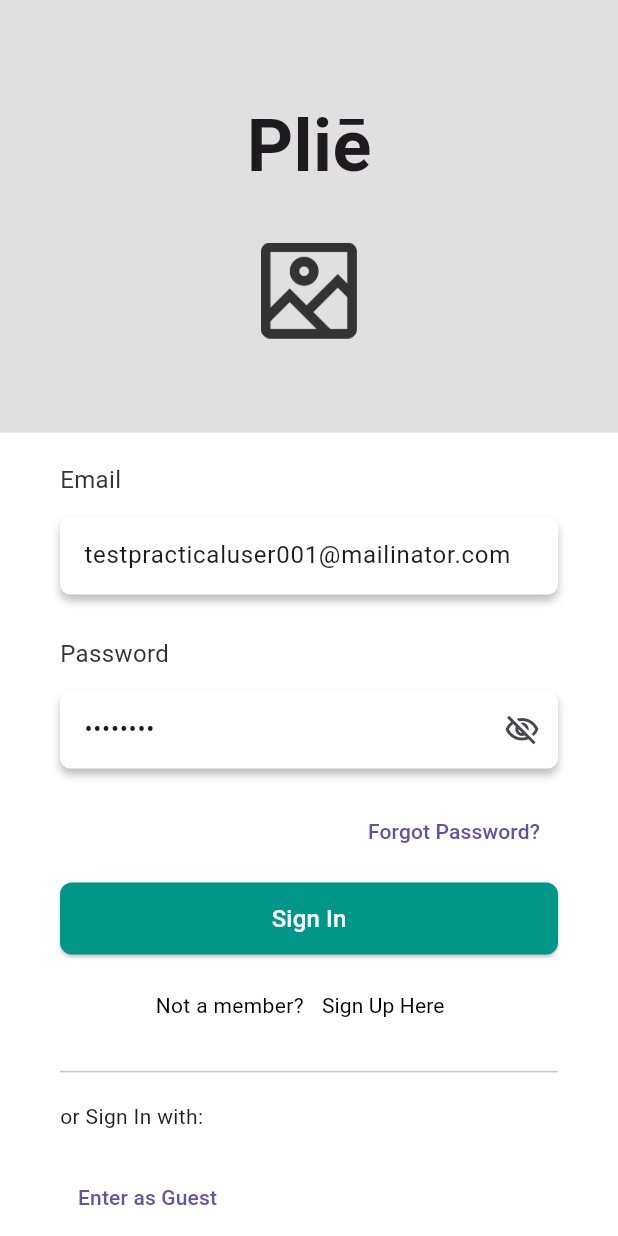
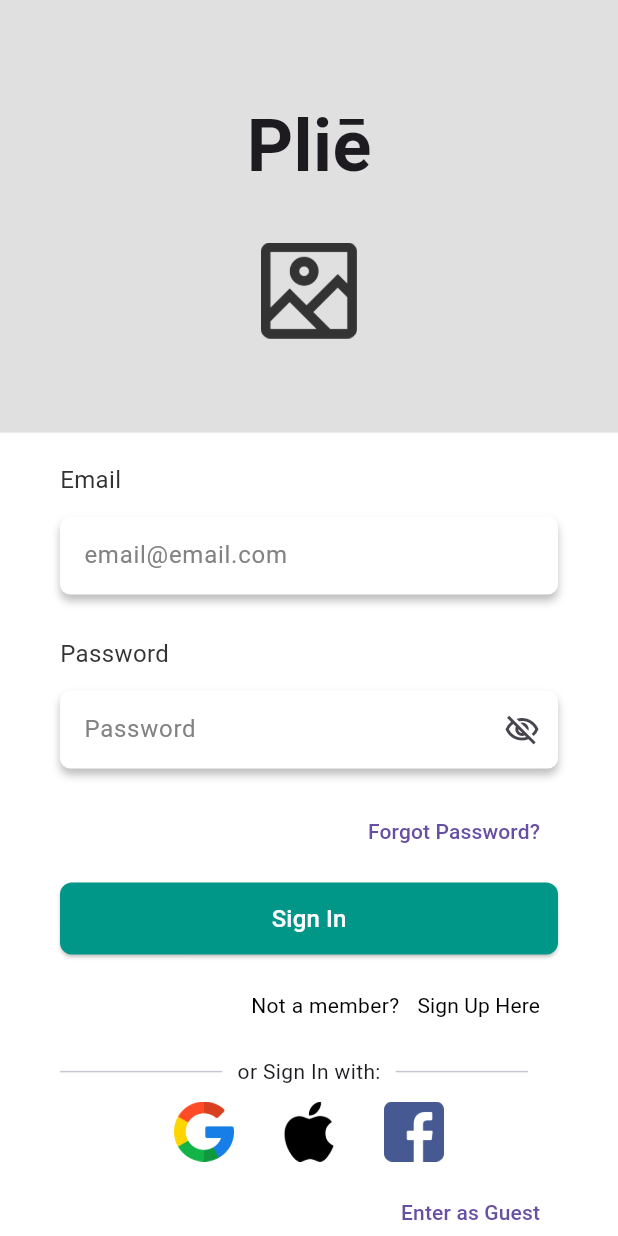
Before and after one commit to Dhruvik-Prj/plie_test, a Flutter app: the screen it shows after launch, on a phone screen of 412 x 824 dp. Run offline on Flutter 3.47's test engine with Material 3 defaults, Android fonts, the phone set to English and light mode, and no system bars; our stand-ins replace flutter_riverpod, google_fonts.

Commit message:
Login Screen UI Updated

```diff
--- a/lib/views/login_screen.dart
+++ b/lib/views/login_screen.dart
@@ -21,12 +21,13 @@ class _LoginScreenState extends ConsumerState<LoginScreen> {
   String emailError = "";
   String passwordError = "";
 
-  @override
-  void initState() {
-    super.initState();
-    emailController.text = "testpracticaluser001@mailinator.com";
-    passwordController.text = "Test@123";
-  }
+  // if don't want to add manually credential for testing
+  // @override
+  // void initState() {
+  //   super.initState();
+  //   emailController.text = "testpracticaluser001@mailinator.com";
+  //   passwordController.text = "Test@123";
+  // }
 
   @override
   void dispose() {
@@ -214,8 +215,10 @@ class _LoginScreenState extends ConsumerState<LoginScreen> {
                         ),
 
                         const SizedBox(height: 10),
-                        Row(
-                          mainAxisAlignment: MainAxisAlignment.center,
+                        Align(
+                          alignment: Alignment.centerRight,
+                          child: Row(
+                            mainAxisAlignment: MainAxisAlignment.end,
                             children: [
                               Text(
                                 "Not a member?",
@@ -234,12 +237,47 @@ class _LoginScreenState extends ConsumerState<LoginScreen> {
                               ),
                             ],
                           ),
-                        const Divider(height: 40, thickness: 1),
-                        const Text("or Sign In with:"),
-                        const SizedBox(height: 20),
-                        TextButton(
+                        ),
+                        Row(
+                          spacing: 10,
+                          children: [
+                            Expanded(child: const Divider(height: 40, thickness: 1)),
+                            Text("or Sign In with:"),
+                            Expanded(child: const Divider(height: 40,endIndent: 20, thickness: 1)),
+                          ],
+                        ),
+                        Row(
+                          spacing: 30,
+                          crossAxisAlignment: CrossAxisAlignment.center,
+                          mainAxisAlignment: MainAxisAlignment.center,
+                          children: [
+                            InkWell(
+                              onTap: (){
+                                print("Google tap");
+                              },
+                              child: Image.asset("assets/images/google.png",height: 40,width: 40,),
+                            ),
+                            InkWell(
+                              onTap: (){
+                                print("Apple tap");
+                              },
+                              child: Image.asset("assets/images/apple-logo.png",height: 40,width: 40,),
+                            ),
+                            InkWell(
+                              onTap: (){
+                                print("Facebook tap");
+                              },
+                              child: Image.asset("assets/images/facebook.png",height: 40,width: 40,),
+                            )
+                          ],
+                        ),
+                        const SizedBox(height: 10),
+                        Align(
+                          alignment: Alignment.centerRight,
+                          child: TextButton(
                             onPressed: () {},
                             child: const Text("Enter as Guest"),
+                          ),
                         ),
                       ],
                     ),
```
Also changed, not shown: assets/images/apple-logo.png (added), assets/images/facebook.png (added), assets/images/google.png (added). Lines whose indentation alone changed are shown as unchanged.
